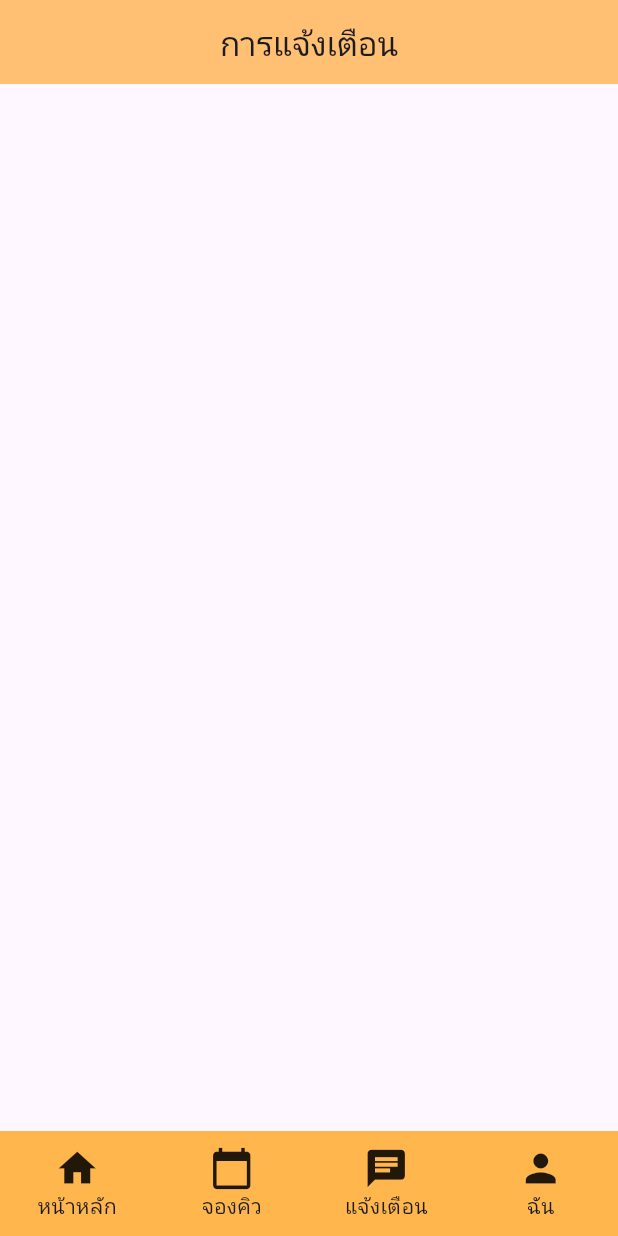
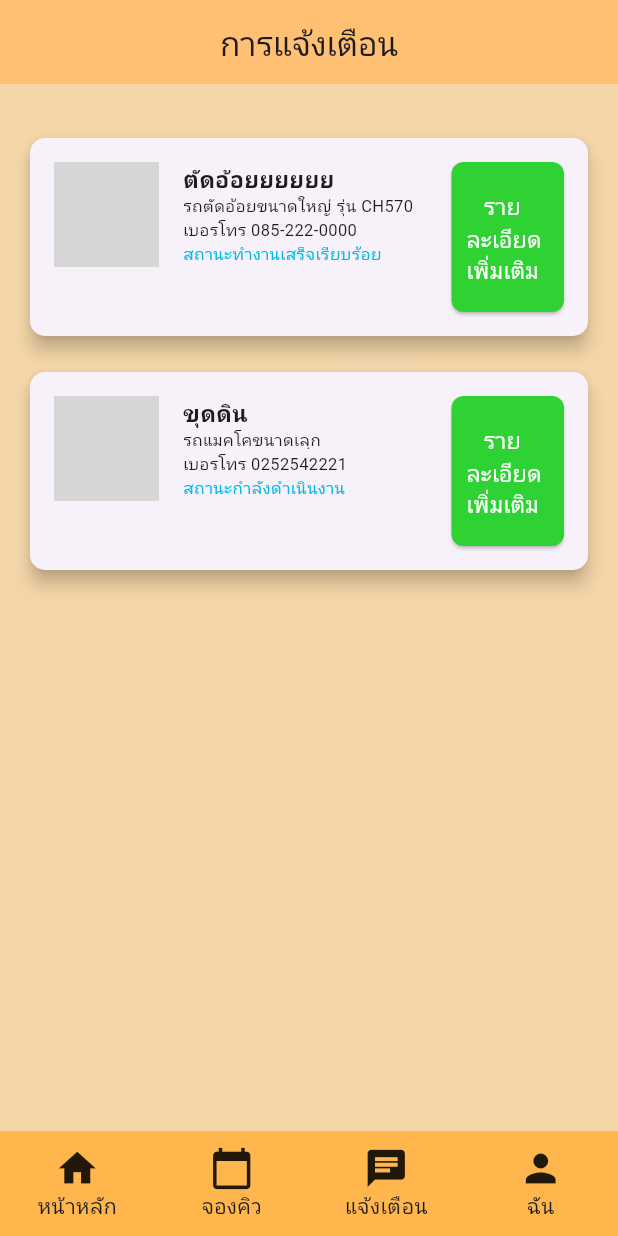
Before and after one commit to Jarinya008/Agri_Booking, a Flutter app: the screen it shows after launch, item 3 of the bottom bar chosen, on a phone screen of 412 x 824 dp. Run offline on Flutter 3.47's test engine with Material 3 defaults, Android fonts, the phone set to English and light mode, and no system bars; our stand-ins replace carousel_slider, google_maps_flutter, image_picker, logger; missing offline and left inert: flogger; network calls fail; grey boxes are pictures that could not be loaded.

Commit message:
หน้าแจ้งเตือน

```diff
--- a/lib/pages/Client/์Notification.dart
+++ b/lib/pages/Client/์Notification.dart
@@ -11,7 +11,114 @@
         centerTitle: true,
         automaticallyImplyLeading: false, // ปิดปุ่ม "กดกลับ"
       ),
+      body: _buildHistoryContent(), // เรียกใช้ _buildHistoryContent ที่นี่
       bottomNavigationBar: const ToobarC(),
     );
   }
+
+  // เนื้อหารายการการแจ้งเตือน
+  Widget _buildHistoryContent() {
+    return Container(
+      color: const Color.fromARGB(255, 244, 214, 169),
+      child: Padding(
+        padding: const EdgeInsets.all(16.0),
+        child: Column(
+          crossAxisAlignment: CrossAxisAlignment.start,
+          //ข้อมูลที่ส่งไปใส่การ์ด
+          children: [
+            const SizedBox(height: 16.0),
+            _buildQueueItem('ตัดอ้อยยยยยย', 'รถตัดอ้อยขนาดใหญ่ รุ่น CH570',
+                '085-222-0000', 'สถานะทำงานเสร็จเรียบร้อย'),
+            const SizedBox(height: 16.0),
+            _buildQueueItem('ขุดดิน', 'รถแมคโคขนาดเลฺก ', '0252542221',
+                'สถานะกำลังดำเนินงาน'),
+            // Add more items as needed
+          ],
+        ),
+      ),
+    );
+  }
+
+  // การ์ดแสดงข้อมูลที่ดึงข้อมูลมาใส่แล้วส่งกลับไป
+  Widget _buildQueueItem(
+      String title, String subtitle, String phone, String status) {
+    return Card(
+      shape: RoundedRectangleBorder(
+        borderRadius: BorderRadius.circular(10.0),
+      ),
+      elevation: 5.0,
+      child: Padding(
+        padding: const EdgeInsets.all(16.0),
+        child: Row(
+          crossAxisAlignment: CrossAxisAlignment.start,
+          children: [
+            Align(
+              alignment: Alignment.center,
+              child: ClipRRect(
+                borderRadius: BorderRadius.circular(10.0),
+                child: Image.network(
+                  'https://play-lh.googleusercontent.com/IawSyao8NWsYCE_o7GoN6PvngS_ev5wLhXb3XmqB0ijbq2GBZYK5Bu8sLppG2Yqhc3dE', // URL ของรูปภาพ
+                  width: 70.0,
+                  height: 70.0,
+                  fit: BoxFit.cover,
+                ),
+              ),
+            ),
+            const SizedBox(width: 16.0),
+            Expanded(
+              child: Column(
+                crossAxisAlignment: CrossAxisAlignment.start,
+                children: [
+                  Text(
+                    title,
+                    style: const TextStyle(
+                        fontSize: 15.0, fontWeight: FontWeight.bold),
+                  ),
+                  Text(
+                    subtitle,
+                    style: const TextStyle(fontSize: 11.0),
+                  ),
+                  Text(
+                    'เบอรโทร $phone',
+                    style: const TextStyle(fontSize: 11.0),
+                  ),
+                  Text(
+                    status,
+                    style: const TextStyle(
+                      fontSize: 11.0,
+                      color: Color.fromARGB(255, 2, 187, 233),
+                    ),
+                  ),
+                  const SizedBox(height: 10),
+                ],
+              ),
+            ),
+            SizedBox(
+              width: 75.0,
+              height: 100.0,
+              child: ElevatedButton(
+                onPressed: () {
+                  // กำหนดการทำงานเมื่อกดปุ่ม
+                },
+                style: ElevatedButton.styleFrom(
+                  backgroundColor: const Color.fromARGB(255, 46, 210, 51),
+                  shape: RoundedRectangleBorder(
+                    borderRadius: BorderRadius.circular(8.0),
+                  ),
+                  padding: EdgeInsets.zero,
+                ),
+                child: const Padding(
+                  padding: EdgeInsets.only(left: 10.0),
+                  child: Text(
+                    '   รายละเอียดเพิ่มเติม',
+                    style: TextStyle(fontSize: 15.0, color: Colors.white),
+                  ),
+                ),
+              ),
+            ),
+          ],
+        ),
+      ),
+    );
+  }
 }
```
